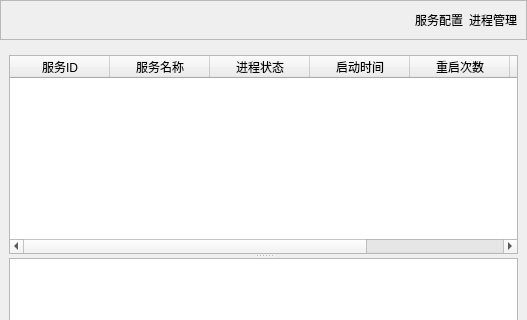
First picture: the form in mainwidget.ui, repository YongGuangLi/DeviceManage, before the edit; both pictures show x 0 to 527 and y 0 to 320 of the 527 by 465 pixel window.
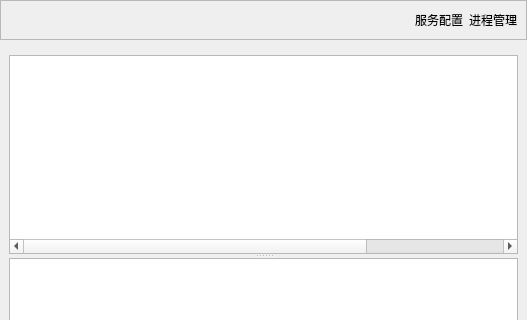
Second picture: the form after the edit. The open tabs and pages were chosen to show the change.

Diff of the .ui file:
```diff
--- a/mainwidget.ui
+++ b/mainwidget.ui
@@ -107,10 +107,10 @@
          </property>
          <widget class="QTableWidget" name="tableWidget">
           <attribute name="horizontalHeaderVisible">
-           <bool>true</bool>
+           <bool>false</bool>
           </attribute>
           <attribute name="verticalHeaderVisible">
-           <bool>true</bool>
+           <bool>false</bool>
           </attribute>
           <column>
            <property name="text">
```
Left out of the diff: 2 changed lines with no effect on the pictures.
